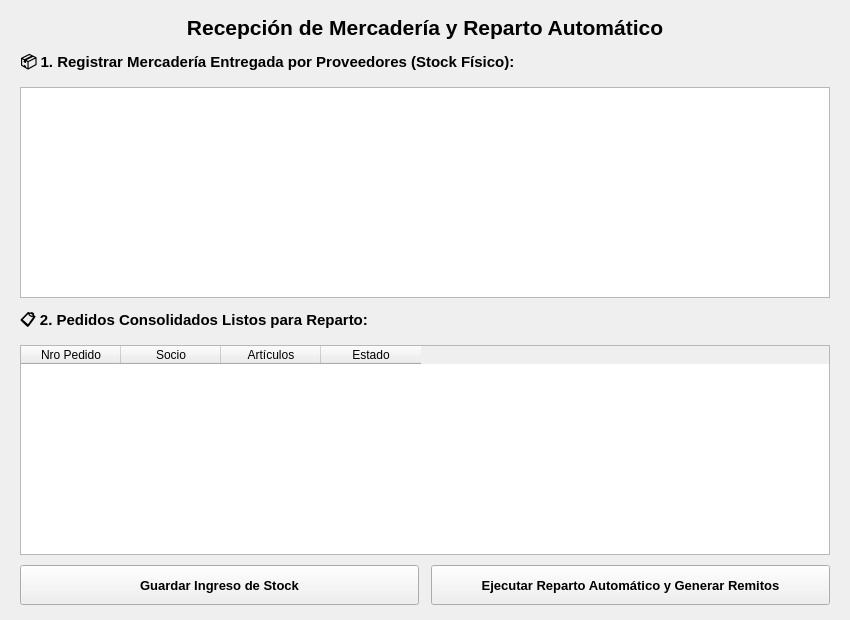
This is src/views/reparto_automatico.ui in benitezluciano/rosario-compras-sistema as Qt 5 draws it before an edit. The edited form follows.
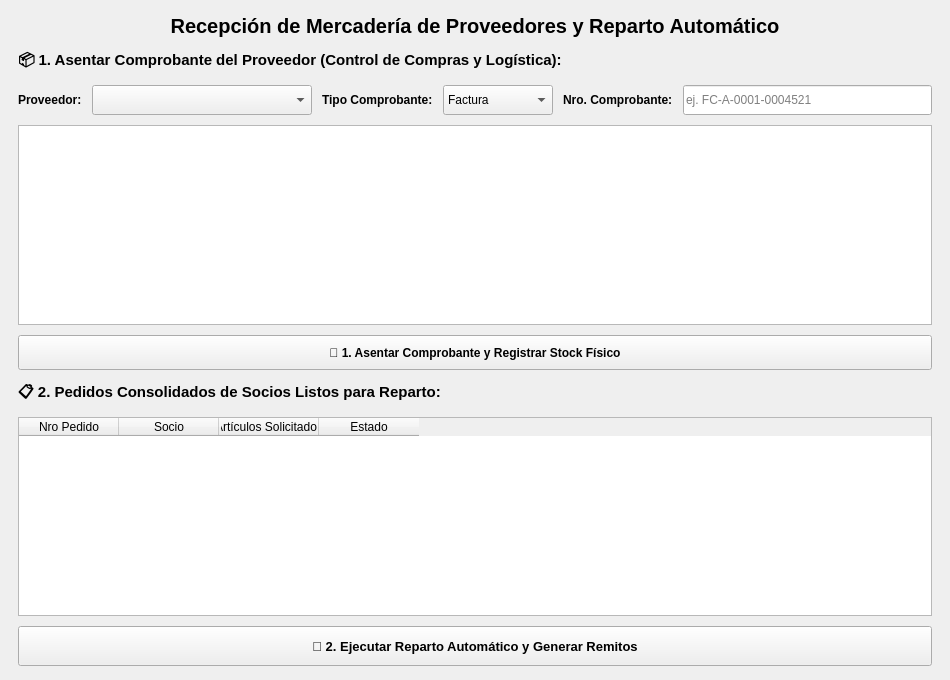
This is the edited form.

```diff
--- a/src/views/reparto_automatico.ui
+++ b/src/views/reparto_automatico.ui
@@ -6,8 +6,8 @@
    <rect>
     <x>0</x>
     <y>0</y>
-    <width>850</width>
-    <height>620</height>
+    <width>950</width>
+    <height>680</height>
    </rect>
   </property>
   <property name="windowTitle">
@@ -18,28 +18,28 @@
     <number>10</number>
    </property>
    <property name="leftMargin">
-    <number>20</number>
+    <number>18</number>
    </property>
    <property name="topMargin">
-    <number>15</number>
+    <number>14</number>
    </property>
    <property name="rightMargin">
-    <number>20</number>
+    <number>18</number>
    </property>
    <property name="bottomMargin">
-    <number>15</number>
+    <number>14</number>
    </property>
    <item>
     <widget class="QLabel" name="lbl_titulo">
      <property name="font">
       <font>
        <family>Arial</family>
-       <pointsize>16</pointsize>
+       <pointsize>15</pointsize>
        <bold>true</bold>
       </font>
      </property>
      <property name="text">
-      <string>Recepción de Mercadería y Reparto Automático</string>
+      <string>Recepción de Mercadería de Proveedores y Reparto Automático</string>
      </property>
      <property name="alignment">
       <set>Qt::AlignCenter</set>
@@ -56,13 +56,130 @@
       </font>
      </property>
      <property name="text">
-      <string>📦 1. Registrar Mercadería Entregada por Proveedores (Stock Físico):</string>
+      <string>📦 1. Asentar Comprobante del Proveedor (Control de Compras y Logística):</string>
      </property>
     </widget>
    </item>
+   <item>
+    <layout class="QHBoxLayout" name="layout_comprobante_header">
+     <property name="spacing">
+      <number>10</number>
+     </property>
+     <item>
+      <widget class="QLabel" name="lbl_prov">
+       <property name="font">
+        <font>
+         <family>Arial</family>
+         <pointsize>9</pointsize>
+         <bold>true</bold>
+        </font>
+       </property>
+       <property name="text">
+        <string>Proveedor:</string>
+       </property>
+      </widget>
+     </item>
+     <item>
+      <widget class="QComboBox" name="cmb_proveedor_recepcion">
+       <property name="minimumSize">
+        <size>
+         <width>220</width>
+         <height>30</height>
+        </size>
+       </property>
+      </widget>
+     </item>
+     <item>
+      <widget class="QLabel" name="lbl_tipo">
+       <property name="font">
+        <font>
+         <family>Arial</family>
+         <pointsize>9</pointsize>
+         <bold>true</bold>
+        </font>
+       </property>
+       <property name="text">
+        <string>Tipo Comprobante:</string>
+       </property>
+      </widget>
+     </item>
+     <item>
+      <widget class="QComboBox" name="cmb_tipo_comprobante">
+       <property name="minimumSize">
+        <size>
+         <width>110</width>
+         <height>30</height>
+        </size>
+       </property>
+       <item>
+        <property name="text">
+         <string>Factura</string>
+        </property>
+       </item>
+       <item>
+        <property name="text">
+         <string>Remito</string>
+        </property>
+       </item>
+       <item>
+        <property name="text">
+         <string>Comprobante</string>
+        </property>
+       </item>
+      </widget>
+     </item>
+     <item>
+      <widget class="QLabel" name="lbl_nro">
+       <property name="font">
+        <font>
+         <family>Arial</family>
+         <pointsize>9</pointsize>
+         <bold>true</bold>
+        </font>
+       </property>
+       <property name="text">
+        <string>Nro. Comprobante:</string>
+       </property>
+      </widget>
+     </item>
+     <item>
+      <widget class="QLineEdit" name="txt_nro_comprobante">
+       <property name="minimumSize">
+        <size>
+         <width>160</width>
+         <height>30</height>
+        </size>
+       </property>
+       <property name="placeholderText">
+        <string>ej. FC-A-0001-0004521</string>
+       </property>
+      </widget>
+     </item>
+    </layout>
+   </item>
    <item>
     <widget class="QTableWidget" name="tabla_recepcion"/>
    </item>
+   <item>
+    <widget class="QPushButton" name="btn_guardar_comprobante">
+     <property name="minimumSize">
+      <size>
+       <width>0</width>
+       <height>35</height>
+      </size>
+     </property>
+     <property name="font">
+      <font>
+       <family>Arial</family>
+       <pointsize>9</pointsize>
+       <bold>true</bold>
+      </font>
+     </property>
+     <property name="text">
+      <string>💾 1. Asentar Comprobante y Registrar Stock Físico</string>
+     </property>
+    </widget>
+   </item>
    <item>
     <widget class="QLabel" name="lbl_sec2">
      <property name="font">
@@ -73,7 +190,7 @@
       </font>
      </property>
      <property name="text">
-      <string>📋 2. Pedidos Consolidados Listos para Reparto:</string>
+      <string>📋 2. Pedidos Consolidados de Socios Listos para Reparto:</string>
      </property>
     </widget>
    </item>
@@ -94,7 +211,7 @@
      </column>
      <column>
       <property name="text">
-       <string>Artículos</string>
+       <string>Artículos Solicitados</string>
       </property>
      </column>
      <column>
@@ -105,51 +222,24 @@
     </widget>
    </item>
    <item>
-    <layout class="QHBoxLayout" name="layout_botones">
-     <property name="spacing">
-      <number>12</number>
+    <widget class="QPushButton" name="btn_ejecutar">
+     <property name="minimumSize">
+      <size>
+       <width>0</width>
+       <height>40</height>
+      </size>
      </property>
-     <item>
-      <widget class="QPushButton" name="btn_actualizar_stock">
-       <property name="minimumSize">
-        <size>
-         <width>0</width>
-         <height>40</height>
-        </size>
-       </property>
-       <property name="font">
-        <font>
-         <family>Arial</family>
-         <pointsize>10</pointsize>
-         <bold>true</bold>
-        </font>
-       </property>
-       <property name="text">
-        <string>Guardar Ingreso de Stock</string>
-       </property>
-      </widget>
-     </item>
-     <item>
-      <widget class="QPushButton" name="btn_ejecutar">
-       <property name="minimumSize">
-        <size>
-         <width>0</width>
-         <height>40</height>
-        </size>
-       </property>
-       <property name="font">
-        <font>
-         <family>Arial</family>
-         <pointsize>10</pointsize>
-         <bold>true</bold>
-        </font>
-       </property>
-       <property name="text">
-        <string>Ejecutar Reparto Automático y Generar Remitos</string>
-       </property>
-      </widget>
-     </item>
-    </layout>
+     <property name="font">
+      <font>
+       <family>Arial</family>
+       <pointsize>10</pointsize>
+       <bold>true</bold>
+      </font>
+     </property>
+     <property name="text">
+      <string>🚚 2. Ejecutar Reparto Automático y Generar Remitos</string>
+     </property>
+    </widget>
    </item>
   </layout>
  </widget>
```
